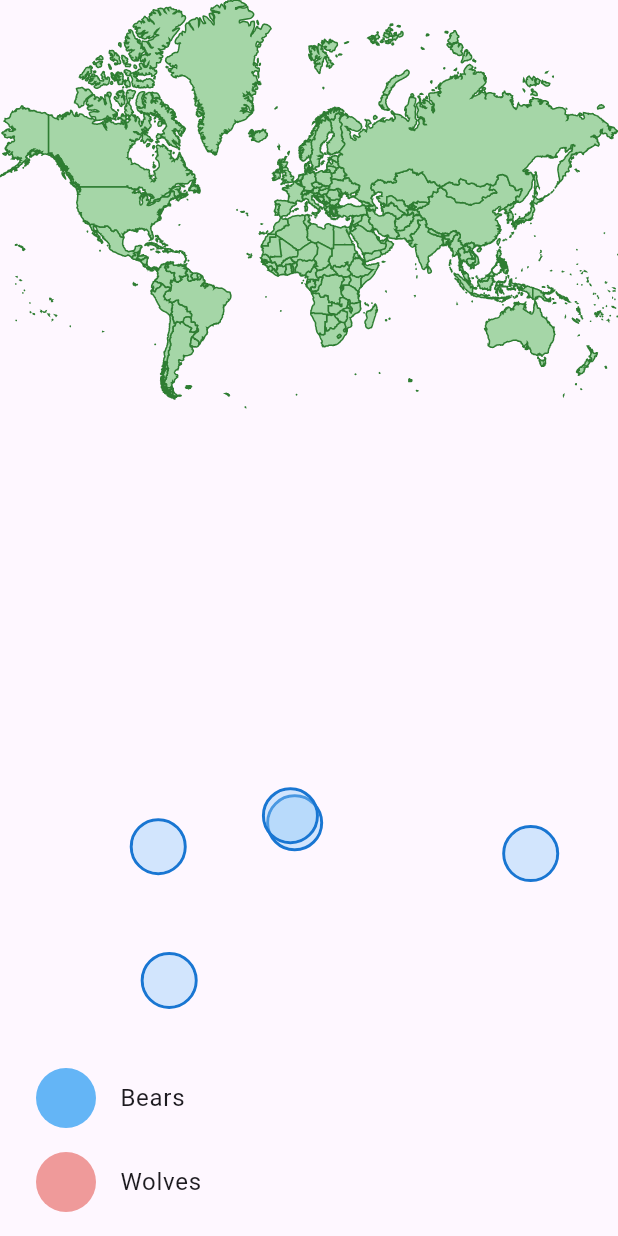
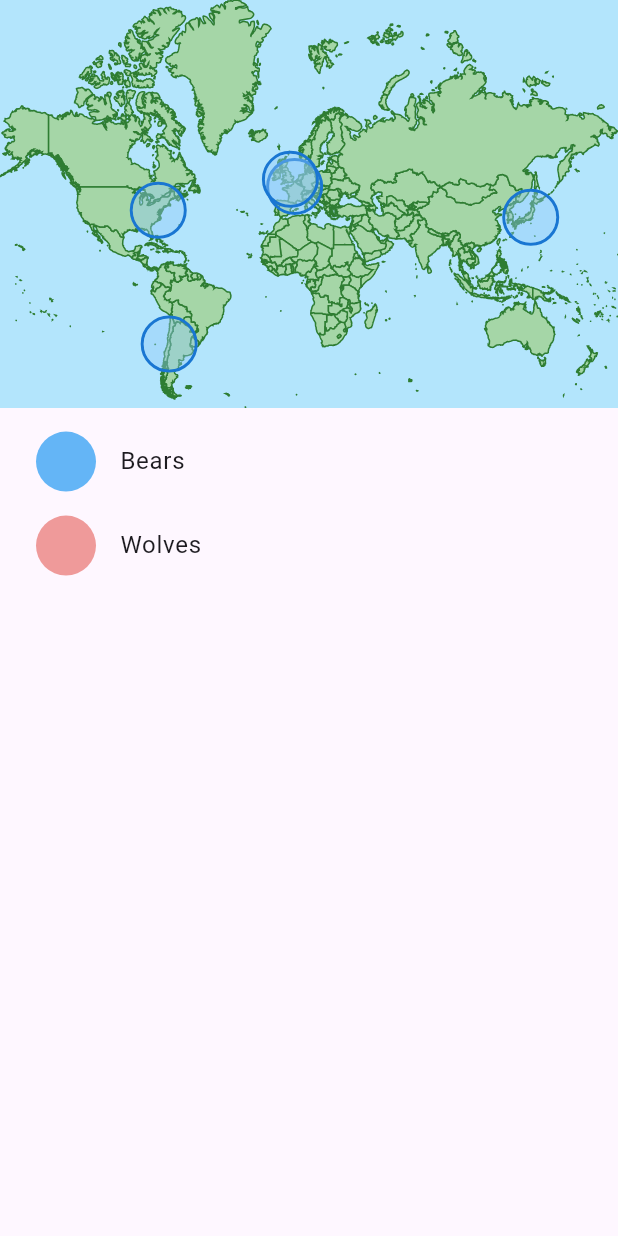
Before and after one commit to ClementBeal/interactive_country_map, a Flutter app: the screen it shows after launch, on a phone screen of 412 x 824 dp. Run offline on Flutter 3.47's test engine with Material 3 defaults, Android fonts, the phone set to English and light mode, and no system bars; project files that could hold a hidden picture were left out.

Commit message:
sorry I dont remember

```diff
--- a/example/lib/main.dart
+++ b/example/lib/main.dart
@@ -128,14 +128,14 @@ class FranceWolfMap extends StatelessWidget {
     return Scaffold(
       body: Column(
         children: [
-          Expanded(
-            child: InteractiveMap(
+          InteractiveMap(
             MapEntity.world,
             theme: InteractiveMapTheme(
                 borderColor: Colors.green.shade800,
                 borderWidth: 1.0,
-                  selectedBorderWidth: 3.0,
+                selectedBorderWidth: 2.0,
                 defaultCountryColor: Colors.green.shade200,
+                backgroundColor: Colors.lightBlue.shade100,
                 mappingCode: {
                   ...MappingHelper.sameColor(
                     Colors.red.shade200,
@@ -161,9 +161,14 @@ class FranceWolfMap extends StatelessWidget {
             loadingBuilder: (context) =>
                 const Center(child: CircularProgressIndicator()),
             minScale: 0.3,
-              maxScale: 4,
+            maxScale: 32,
             markers: [
               MarkerGroup(
+                // markers: List.generate(
+                //     1000,
+                //     (index) => GeoMarker(
+                //         lat: Random().nextDouble() * 160 - 40,
+                //         long: Random().nextDouble() * 360 - 180)),
                 markers: [
                   GeoMarker(lat: 48.864716, long: 2.349014),
                   GeoMarker(lat: 38.9072, long: -77.0369),
@@ -175,7 +180,6 @@ class FranceWolfMap extends StatelessWidget {
                 backgroundColor: Colors.blue.shade200.withOpacity(0.4),
               ),
             ],
-            ),
           ),
           Padding(
             padding: const EdgeInsets.all(8.0),
--- a/lib/src/interactive_map.dart
+++ b/lib/src/interactive_map.dart
@@ -253,12 +253,12 @@ class _GeographicMapState extends State<GeographicMap> {
               return const CircularProgressIndicator();
             }
 
+            final countryMapAspectRatio =
+                Size(countryMap!.width, countryMap!.height).aspectRatio;
+
             return AspectRatio(
-              aspectRatio:
-                  Size(countryMap!.width, countryMap!.height).aspectRatio,
-              child: LayoutBuilder(
-                builder: (context, constraints) => CustomPaint(
-                  size: Size(constraints.maxWidth, constraints.maxHeight),
+              aspectRatio: countryMapAspectRatio,
+              child: CustomPaint(
                 painter: MapPainter(
                   countryMap: countryMap!,
                   cursorPosition: cursorPosition,
@@ -274,7 +274,6 @@ class _GeographicMapState extends State<GeographicMap> {
                   scale: widget.scale,
                 ),
               ),
-              ),
             );
           },
         ),
--- a/lib/src/interactive_map_theme.dart
+++ b/lib/src/interactive_map_theme.dart
@@ -21,6 +21,9 @@ class InteractiveMapTheme {
   // The color of the country's border
   final Color borderColor;
 
+  // The color to fill the background of the map
+  final Color? backgroundColor;
+
   const InteractiveMapTheme({
     this.defaultCountryColor = const Color(0xff60435f),
     this.defaultSelectedCountryColor = const Color(0xff845c83),
@@ -28,5 +31,6 @@ class InteractiveMapTheme {
     this.borderWidth = 2.0,
     this.selectedBorderWidth = 3.0,
     this.borderColor = Colors.white,
+    this.backgroundColor,
   });
 }
--- a/lib/src/painters/map_painter.dart
+++ b/lib/src/painters/map_painter.dart
@@ -45,6 +45,10 @@ class MapPainter extends CustomPainter {
       ..style = PaintingStyle.stroke
       ..strokeWidth = theme.selectedBorderWidth / scale;
 
+    if (theme.backgroundColor != null) {
+      canvas.drawColor(theme.backgroundColor!, BlendMode.src);
+    }
+
     for (var country in countryMap.countryPaths) {
       final path = country.path.toPath(
         maxSize: size,
--- a/lib/src/painters/marker_painter.dart
+++ b/lib/src/painters/marker_painter.dart
@@ -1,5 +1,3 @@
-import 'dart:ui';
-
 import 'package:flutter/material.dart' hide Path;
 import 'package:interactive_country_map/src/interactive_map_theme.dart';
 import 'package:interactive_country_map/src/svg/markers.dart';
```
Lines whose indentation alone changed are shown as unchanged.
